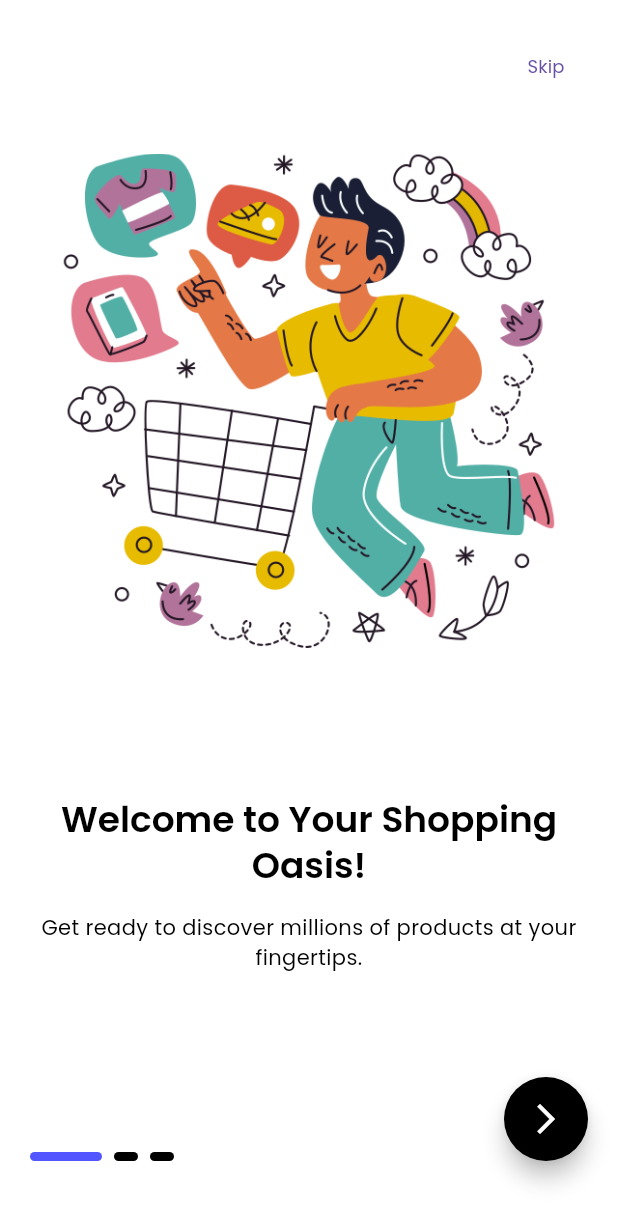
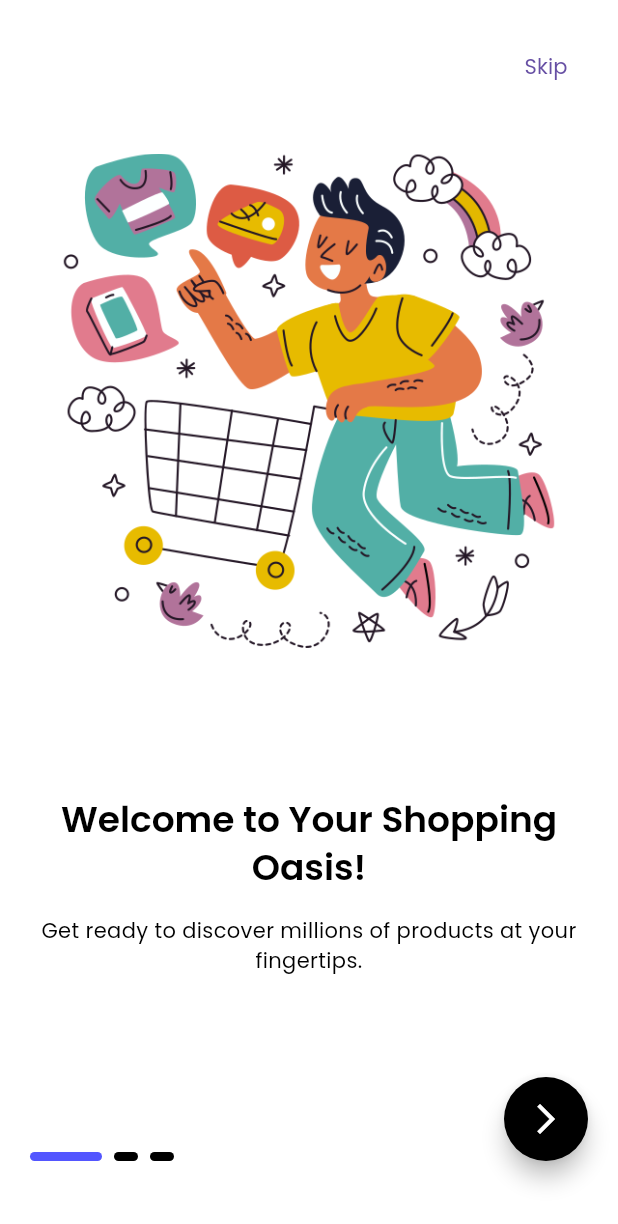
Before and after one commit to AdityaManojShinde/d_store, a Flutter app: the screen it shows after launch, on a phone screen of 412 x 824 dp. Shown: the top 1224 px of the screen. Run offline on Flutter 3.47's test engine with Material 3 defaults, Android fonts, the phone set to English and light mode, and no system bars; drawn by our look-alikes of smooth_page_indicator; our stand-ins replace firebase_core, flutter_bloc, go_router, iconsax; accounts and stored records are empty.

Commit message:
commit 2

```diff
--- /dev/null
+++ b/devtools_options.yaml
@@ -0,0 +1 @@
+extensions:
--- a/lib/app.dart
+++ b/lib/app.dart
@@ -1,8 +1,54 @@
 import 'package:d_store/features/auth/controllers/onbording/onbording_controller.dart';
+import 'package:d_store/features/auth/screens/login/login_screen.dart';
 import 'package:d_store/features/auth/screens/onbording/onbording_screen.dart';
+import 'package:d_store/features/auth/screens/password_config/forget_password_screen.dart';
+import 'package:d_store/features/auth/screens/signup/signup_screen.dart';
+import 'package:d_store/features/auth/screens/signup/verify_email.dart';
 import 'package:d_store/utils/theme/theme.dart';
 import 'package:flutter/material.dart';
 import 'package:flutter_bloc/flutter_bloc.dart';
+import 'package:go_router/go_router.dart';
+
+final GoRouter _router = GoRouter(
+  routes: <RouteBase>[
+    GoRoute(
+      path: '/',
+      builder: (BuildContext context, GoRouterState state) {
+        return const OnBordingScreen();
+      },
+    ),
+    GoRoute(
+      path: '/login',
+      builder: (BuildContext context, GoRouterState state) {
+        return const LoginScreen();
+      },
+    ),
+    GoRoute(
+      path: '/signup',
+      builder: (BuildContext context, GoRouterState state) {
+        return const SignUpScreen();
+      },
+    ),
+    GoRoute(
+      path: '/onbording',
+      builder: (BuildContext context, GoRouterState state) {
+        return const OnBordingScreen();
+      },
+    ),
+    GoRoute(
+      path: '/verify_email',
+      builder: (BuildContext context, GoRouterState state) {
+        return const VerifyEmailScreen();
+      },
+    ),
+    GoRoute(
+      path: '/forget_pwd',
+      builder: (BuildContext context, GoRouterState state) {
+        return const ForgetPasswordScreen();
+      },
+    ),
+  ],
+);
 
 class App extends StatelessWidget {
   const App({super.key});
@@ -13,11 +59,11 @@ class App extends StatelessWidget {
       providers: [
         BlocProvider(create: (context) => OnBordingCubit()),
       ],
-      child: MaterialApp(
+      child: MaterialApp.router(
         theme: AppTheme.light,
         darkTheme: AppTheme.dark,
         themeMode: ThemeMode.system,
-        home: const OnBordingScreen(),
+        routerConfig: _router,
       ),
     );
   }
--- a/lib/features/auth/screens/onbording/widgets/onbording_next_btn.dart
+++ b/lib/features/auth/screens/onbording/widgets/onbording_next_btn.dart
@@ -1,4 +1,3 @@
-import 'package:d_store/features/auth/screens/login/login_screen.dart';
 import 'package:d_store/utils/constants/colors.dart';
 import 'package:d_store/utils/constants/sizes.dart';
 import 'package:d_store/utils/device/device_utils.dart';
@@ -18,7 +17,7 @@ class OnBordingNextBtn extends StatelessWidget {
           backgroundColor: isDarkMode ? AppColors.primary : Colors.black,
           shape: const CircleBorder(),
           onPressed: () {
-            DeviceUtils.navigateReplace(context, const LoginScreen());
+            DeviceUtils.navigateReplace(context, '/login');
           },
           child: const Icon(color: Colors.white, Icons.arrow_forward_ios),
         ));
--- a/lib/features/auth/screens/onbording/widgets/onbording_page.dart
+++ b/lib/features/auth/screens/onbording/widgets/onbording_page.dart
@@ -28,7 +28,7 @@ class OnBordingPage extends StatelessWidget {
           Text(
             title,
             textAlign: TextAlign.center,
-            style: Theme.of(context).textTheme.headlineMedium,
+            style: Theme.of(context).textTheme.headlineSmall,
           ),
           const SizedBox(height: AppSizes.spaceBtwItems),
           Text(
@@ -36,6 +36,7 @@ class OnBordingPage extends StatelessWidget {
             textAlign: TextAlign.center,
             style: Theme.of(context).textTheme.bodyMedium,
           ),
+          const SizedBox(height: AppSizes.spaceBtwSection),
         ],
       ),
     );
--- a/lib/utils/constants/image_assets.dart
+++ b/lib/utils/constants/image_assets.dart
@@ -10,4 +10,7 @@ class ImgAssets {
       "assets/images/on_bording/on_bording_find.png";
   static const String onBording_3 =
       "assets/images/on_bording/on_bording_made_easy.png";
+  static const String verifyEmail = "assets/images/signup/email_verify.png";
+  static const String accountCreated =
+      "assets/images/signup/account_created.png";
 }
--- a/lib/utils/constants/text.dart
+++ b/lib/utils/constants/text.dart
@@ -1,6 +1,24 @@
 class AppText {
   // add all title , discription, etc strings here
   static const String appTitle = "Dino Store";
+  static const String submit = "Submit";
+
+  // Email Verify
+  static const String emailVerifyTitle = "Verify your email address";
+  static const String emailVerifySubtitle =
+      "Almost there! Verify your email to unlock a world of amazing products.";
+  static const String continueBtn = "Continue";
+  static const String resendEmail = "Resend Email";
+  static const String accountCreatedTitle =
+      "Your account has been created successfully.";
+  static const String accountCreatedSubtitle =
+      "Now you can unlock exclusive deals and a smoother shopping experience.";
+  static const String forgetPwd = "Forgot Password? No Worries!";
+  static const String forgetPwdSubtitle =
+      "We understand. Enter the email address associated with your account and we'll send you a link to reset your password.";
+  static const String resetEmailSent = "Password Reset Email Sent";
+  static const String resetEmailSubtitle =
+      "A secure email with instructions on how to create a new password has been sent to your email address ";
 
   //login screen
   static const String loginTitle = "Welcome! back,";
--- a/lib/utils/theme/custom_theme/elevated_button_theme.dart
+++ b/lib/utils/theme/custom_theme/elevated_button_theme.dart
@@ -16,5 +16,18 @@ class AppElevatedButtonTheme {
       shape: RoundedRectangleBorder(borderRadius: BorderRadius.circular(12)),
     ),
   );
-  static ElevatedButtonThemeData dark = const ElevatedButtonThemeData();
+  static ElevatedButtonThemeData dark = ElevatedButtonThemeData(
+    style: ElevatedButton.styleFrom(
+      elevation: 0,
+      foregroundColor: Colors.white,
+      backgroundColor: Colors.blue,
+      disabledBackgroundColor: Colors.grey,
+      disabledForegroundColor: Colors.grey,
+      side: const BorderSide(color: Colors.blue),
+      padding: const EdgeInsets.symmetric(vertical: 18),
+      textStyle: const TextStyle(
+          fontSize: 16, color: Colors.white, fontWeight: FontWeight.w600),
+      shape: RoundedRectangleBorder(borderRadius: BorderRadius.circular(12)),
+    ),
+  );
 }
--- a/lib/utils/theme/custom_theme/text_theme.dart
+++ b/lib/utils/theme/custom_theme/text_theme.dart
@@ -5,63 +5,52 @@ class AppTextTheme {
   static TextTheme light = TextTheme(
     // Headlines
     headlineLarge: const TextStyle().copyWith(
-        inherit: true,
-        fontSize: 32,
+        fontFamily: "Poppins",
         fontWeight: FontWeight.bold,
         color: Colors.black),
     headlineMedium: const TextStyle().copyWith(
-        inherit: true,
-        fontSize: 24,
+        fontFamily: "Poppins",
         fontWeight: FontWeight.w600,
         color: Colors.black),
     headlineSmall: const TextStyle().copyWith(
-        inherit: true,
-        fontSize: 24,
+        fontFamily: "Poppins",
         fontWeight: FontWeight.w600,
         color: Colors.black),
     // Titles
     titleLarge: const TextStyle().copyWith(
-        inherit: true,
-        fontSize: 16,
+        fontFamily: "Poppins",
         fontWeight: FontWeight.w500,
         color: Colors.black),
     titleMedium: const TextStyle().copyWith(
-        inherit: true,
-        fontSize: 16,
+        fontFamily: "Poppins",
         fontWeight: FontWeight.w400,
         color: Colors.black),
     titleSmall: const TextStyle().copyWith(
-        inherit: true,
-        fontSize: 16,
+        fontFamily: "Poppins",
         fontWeight: FontWeight.w600,
         color: Colors.black),
 
     // body
     bodyLarge: const TextStyle().copyWith(
-        inherit: true,
-        fontSize: 14,
+        fontFamily: "Poppins",
         fontWeight: FontWeight.w500,
         color: Colors.black),
     bodyMedium: const TextStyle().copyWith(
-        inherit: true,
-        fontSize: 14,
+        fontFamily: "Poppins",
         fontWeight: FontWeight.normal,
         color: Colors.black),
     bodySmall: const TextStyle().copyWith(
-        inherit: true,
-        fontSize: 14,
+        fontFamily: "Poppins",
         fontWeight: FontWeight.w500,
         color: Colors.black),
 
     //label
     labelLarge: const TextStyle().copyWith(
-        inherit: true,
-        fontSize: 12,
+        fontFamily: "Poppins",
         fontWeight: FontWeight.normal,
         color: Colors.black),
     labelMedium: const TextStyle().copyWith(
-        inherit: true,
-        fontSize: 12,
+        fontFamily: "Poppins",
         fontWeight: FontWeight.normal,
         color: Colors.black.withOpacity(0.5)),
   );
@@ -70,60 +59,52 @@ class AppTextTheme {
   static TextTheme dark = TextTheme(
     // Headlines
     headlineLarge: const TextStyle().copyWith(
-        inherit: true,
-        fontSize: 32,
+        fontFamily: "Poppins",
         fontWeight: FontWeight.bold,
         color: Colors.white),
     headlineMedium: const TextStyle().copyWith(
-        fontSize: 24, fontWeight: FontWeight.w600, color: Colors.white),
+        fontFamily: "Poppins",
+        fontWeight: FontWeight.w600,
+        color: Colors.white),
     headlineSmall: const TextStyle().copyWith(
-        inherit: true,
-        fontSize: 24,
+        fontFamily: "Poppins",
         fontWeight: FontWeight.w600,
         color: Colors.white),
     // Titles
     titleLarge: const TextStyle().copyWith(
-        inherit: true,
-        fontSize: 16,
+        fontFamily: "Poppins",
         fontWeight: FontWeight.w500,
         color: Colors.white),
     titleMedium: const TextStyle().copyWith(
-        inherit: true,
-        fontSize: 16,
+        fontFamily: "Poppins",
         fontWeight: FontWeight.w400,
         color: Colors.white),
     titleSmall: const TextStyle().copyWith(
-        inherit: true,
-        fontSize: 16,
+        fontFamily: "Poppins",
         fontWeight: FontWeight.w600,
         color: Colors.white),
 
     // body
     bodyLarge: const TextStyle().copyWith(
-        inherit: true,
-        fontSize: 14,
+        fontFamily: "Poppins",
         fontWeight: FontWeight.w500,
         color: Colors.white),
     bodyMedium: const TextStyle().copyWith(
-        inherit: true,
-        fontSize: 14,
+        fontFamily: "Poppins",
         fontWeight: FontWeight.normal,
         color: Colors.white),
     bodySmall: const TextStyle().copyWith(
-        inherit: true,
-        fontSize: 14,
+        fontFamily: "Poppins",
         fontWeight: FontWeight.w500,
         color: Colors.white),
 
     //label
     labelLarge: const TextStyle().copyWith(
-        inherit: true,
-        fontSize: 12,
+        fontFamily: "Poppins",
         fontWeight: FontWeight.normal,
         color: Colors.white),
     labelMedium: const TextStyle().copyWith(
-        inherit: true,
-        fontSize: 12,
+        fontFamily: "Poppins",
         fontWeight: FontWeight.normal,
         color: Colors.white.withOpacity(0.5)),
   );
--- a/lib/utils/theme/theme.dart
+++ b/lib/utils/theme/theme.dart
@@ -4,21 +4,19 @@ import 'package:flutter/material.dart';
 
 class AppTheme {
   AppTheme._();
-  static ThemeData light = ThemeData(
-    useMaterial3: true,
-    fontFamily: "Poppins",
+  static ThemeData light = ThemeData.light().copyWith(
     brightness: Brightness.light,
     scaffoldBackgroundColor: Colors.white,
     primaryColor: Colors.blue,
     textTheme: AppTextTheme.light,
     elevatedButtonTheme: AppElevatedButtonTheme.light,
+    appBarTheme: const AppBarTheme(backgroundColor: Colors.white),
     inputDecorationTheme: InputDecorationTheme(
       border: OutlineInputBorder(borderRadius: BorderRadius.circular(20)),
     ),
   );
-  static ThemeData dark = ThemeData(
-    useMaterial3: true,
-    fontFamily: "Poppins",
+  static ThemeData dark = ThemeData.dark().copyWith(
+    appBarTheme: const AppBarTheme(backgroundColor: Colors.black),
     brightness: Brightness.dark,
     scaffoldBackgroundColor: Colors.black,
     primaryColor: Colors.black,
--- a/pubspec.yaml
+++ b/pubspec.yaml
@@ -29,6 +29,7 @@ dependencies:
   smooth_page_indicator: ^1.1.0
   equatable: ^2.0.5
   iconsax: ^0.0.8
+  go_router: ^13.2.2
 
 dev_dependencies:
   flutter_test:
@@ -50,6 +51,7 @@ flutter:
     - assets/images/
     - assets/images/on_bording/
     - assets/images/login/
+    - assets/images/signup/
     - assets/icons/
     - assets/icons/brands/
     - assets/logo/
```
Also changed, not shown: lib/common/widgets/success_screen.dart (added, +66 -0 lines), lib/features/auth/screens/login/widgets/login_form.dart (+9 -2 lines), lib/features/auth/screens/password_config/forget_password_screen.dart (added, +53 -0 lines), lib/features/auth/screens/password_config/reset_pwd_screen.dart (added, +71 -0 lines), lib/features/auth/screens/signup/verify_email.dart (added, +84 -0 lines), lib/features/auth/screens/signup/widgets/signup_form.dart (+14 -4 lines), lib/utils/device/device_utils.dart (+5 -3 lines), assets/images/signup/account_created.png (added), assets/images/signup/email_verify.png (added), pubspec.lock.
